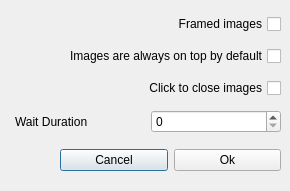
phongqwe/take_this_qt, file src/config/ConfigView.ui: the form before one commit.
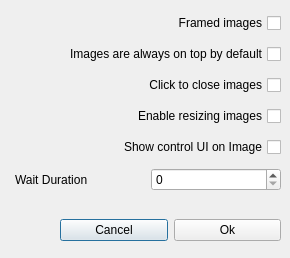
The form after the commit.

Commit message: add enable resize option and show ui option

What changed in the file:
```diff
--- a/src/config/ConfigView.ui
+++ b/src/config/ConfigView.ui
@@ -7,7 +7,7 @@
     <x>0</x>
     <y>0</y>
     <width>290</width>
-    <height>191</height>
+    <height>258</height>
    </rect>
   </property>
   <property name="windowTitle">
@@ -17,7 +17,7 @@
    <property name="geometry">
     <rect>
      <x>60</x>
-     <y>140</y>
+     <y>210</y>
      <width>221</width>
      <height>41</height>
     </rect>
@@ -45,7 +45,7 @@
      <x>15</x>
      <y>8</y>
      <width>266</width>
-     <height>131</height>
+     <height>191</height>
     </rect>
    </property>
    <layout class="QVBoxLayout" name="verticalLayout_2">
@@ -79,6 +79,26 @@
       </property>
      </widget>
     </item>
+    <item>
+     <widget class="QCheckBox" name="enableResizeFloatImgOption">
+      <property name="layoutDirection">
+       <enum>Qt::RightToLeft</enum>
+      </property>
+      <property name="text">
+       <string>Enable resizing images</string>
+      </property>
+     </widget>
+    </item>
+    <item>
+     <widget class="QCheckBox" name="showUiFloatImgOption">
+      <property name="layoutDirection">
+       <enum>Qt::RightToLeft</enum>
+      </property>
+      <property name="text">
+       <string>Show control UI on Image</string>
+      </property>
+     </widget>
+    </item>
     <item>
      <layout class="QHBoxLayout" name="horizontalLayout_2">
       <item>
```
The commit also changes 7 other files.
